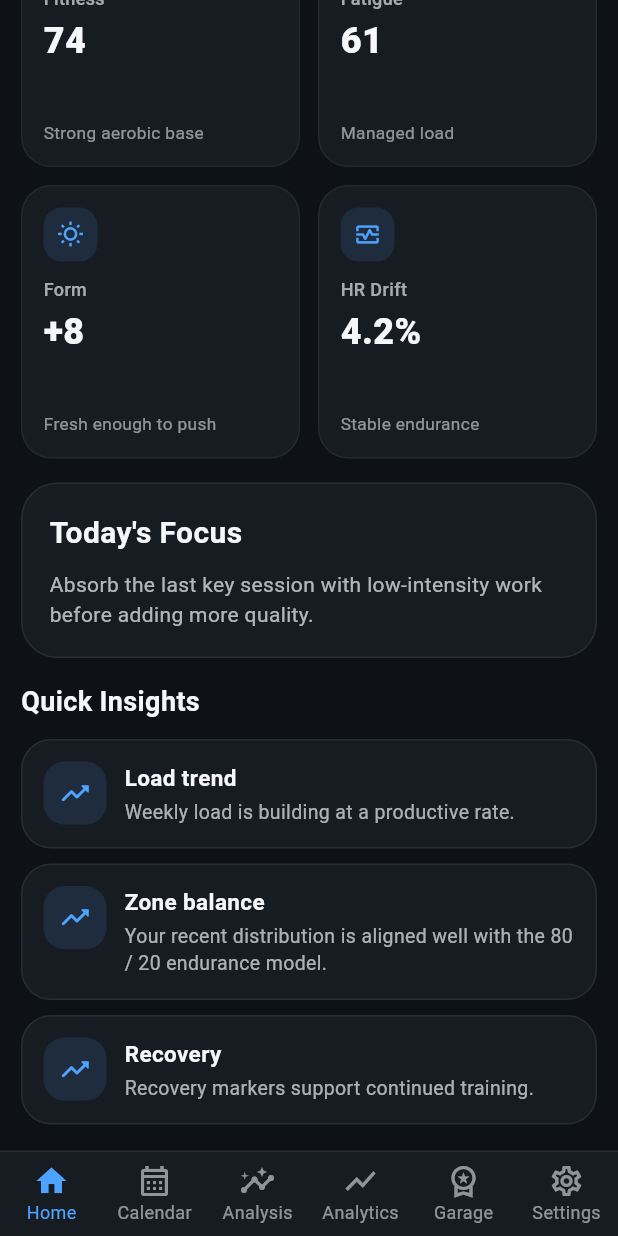
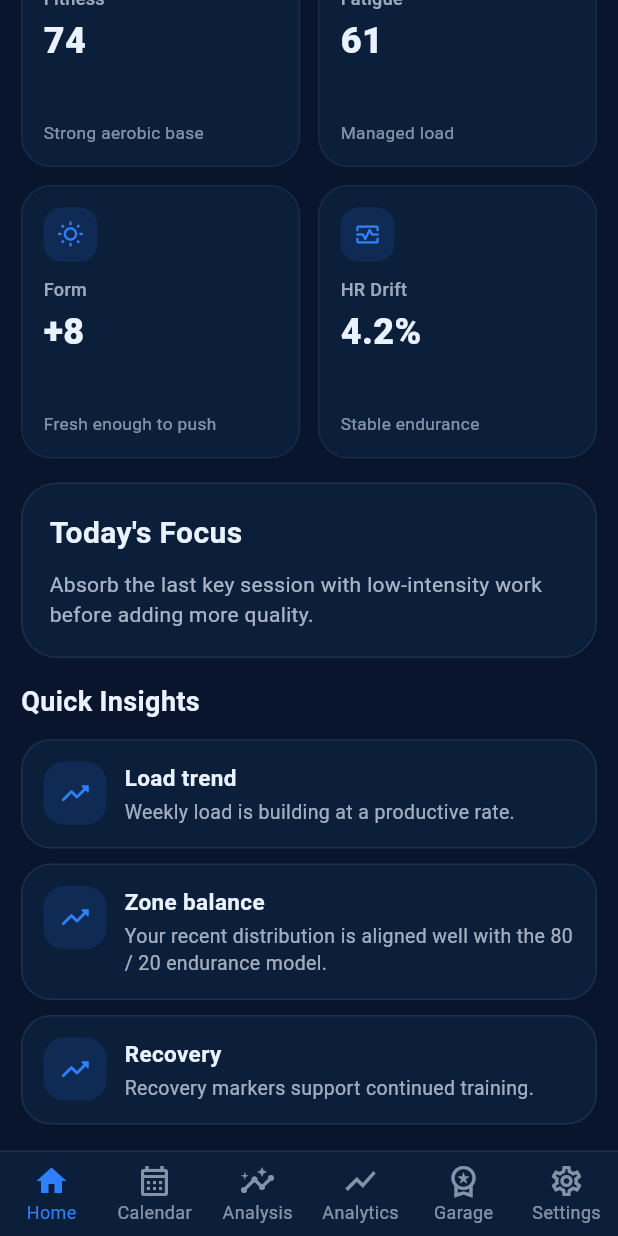
Before and after one commit to AidNel/Blura-App, a Flutter app: the screen it shows after launch, scrolled down 576 dp, on a phone screen of 412 x 824 dp. Run offline on Flutter 3.47's test engine with Material 3 defaults, Android fonts, the phone set to English and light mode, and no system bars.

Commit message:
Update AppTheme with Blura color system

```diff
--- a/lib/theme/app_theme.dart
+++ b/lib/theme/app_theme.dart
@@ -2,6 +2,18 @@ import 'package:flutter/material.dart';
 
 class AppTheme {
   static bool _isDark = true;
+
+  // Blura color system
+  static const Color bluePrimary = Color(0xFF2F80FF);
+  static const Color cyanAccent = Color(0xFF00E0FF);
+  static const Color greenPrimary = Color(0xFF22C55E);
+  static const Color greenAccent = Color(0xFF86EFAC);
+  static const Color redPrimary = Color(0xFFEF4444);
+  static const Color redAccent = Color(0xFFFCA5A5);
+  static const Color backgroundDark = Color(0xFF08152D);
+  static const Color backgroundNavy = Color(0xFF0B1F3B);
+  static const Color textPrimaryDark = Color(0xFFEAF2FF);
+  static const Color textSecondaryDark = Color(0xFF9FB3D1);
 
   static void setThemeMode(
     ThemeMode mode, {
@@ -22,27 +34,27 @@ class AppTheme {
 
   static bool get isDark => _isDark;
 
-  static Color get accent => const Color(0xFF4DA3FF);
+  static Color get accent => bluePrimary;
 
   static Color get background =>
-      _isDark ? const Color(0xFF0E1116) : const Color(0xFFF5F7FB);
+      _isDark ? backgroundDark : const Color(0xFFF5F7FB);
 
   static Color get card =>
-      _isDark ? const Color(0xFF171B22) : const Color(0xFFFFFFFF);
+      _isDark ? backgroundNavy : const Color(0xFFFFFFFF);
 
   static Color get textPrimary =>
-      _isDark ? const Color(0xFFF5F7FA) : const Color(0xFF111827);
+      _isDark ? textPrimaryDark : const Color(0xFF111827);
 
   static Color get textSecondary =>
-      _isDark ? const Color(0xFF9AA4B2) : const Color(0xFF6B7280);
+      _isDark ? textSecondaryDark : const Color(0xFF6B7280);
 
   static ThemeData get lightTheme {
     return ThemeData(
       brightness: Brightness.light,
       scaffoldBackgroundColor: const Color(0xFFF5F7FB),
       colorScheme: const ColorScheme.light(
-        primary: Color(0xFF4DA3FF),
-        secondary: Color(0xFF4DA3FF),
+        primary: bluePrimary,
+        secondary: cyanAccent,
         surface: Color(0xFFFFFFFF),
       ),
       useMaterial3: true,
@@ -61,14 +73,14 @@ class AppTheme {
       ),
       bottomNavigationBarTheme: const BottomNavigationBarThemeData(
         backgroundColor: Color(0xFFFFFFFF),
-        selectedItemColor: Color(0xFF4DA3FF),
+        selectedItemColor: bluePrimary,
         unselectedItemColor: Color(0xFF6B7280),
         type: BottomNavigationBarType.fixed,
       ),
       switchTheme: SwitchThemeData(
         thumbColor: WidgetStateProperty.resolveWith(
           (states) => states.contains(WidgetState.selected)
-              ? const Color(0xFF4DA3FF)
+              ? bluePrimary
               : const Color(0xFFE5E7EB),
         ),
       ),
@@ -78,37 +90,37 @@ class AppTheme {
   static ThemeData get darkTheme {
     return ThemeData(
       brightness: Brightness.dark,
-      scaffoldBackgroundColor: const Color(0xFF0E1116),
+      scaffoldBackgroundColor: backgroundDark,
       colorScheme: const ColorScheme.dark(
-        primary: Color(0xFF4DA3FF),
-        secondary: Color(0xFF4DA3FF),
-        surface: Color(0xFF171B22),
+        primary: bluePrimary,
+        secondary: cyanAccent,
+        surface: backgroundNavy,
       ),
       useMaterial3: true,
       fontFamily: 'Roboto',
       appBarTheme: const AppBarTheme(
-        backgroundColor: Color(0xFF0E1116),
-        foregroundColor: Color(0xFFF5F7FA),
+        backgroundColor: backgroundDark,
+        foregroundColor: textPrimaryDark,
         elevation: 0,
       ),
-      cardColor: const Color(0xFF171B22),
-      dividerColor: Color(0x33F5F7FA),
+      cardColor: backgroundNavy,
+      dividerColor: Color(0x33EAF2FF),
       textTheme: const TextTheme(
-        bodyLarge: TextStyle(color: Color(0xFFF5F7FA)),
-        bodyMedium: TextStyle(color: Color(0xFFF5F7FA)),
-        titleLarge: TextStyle(color: Color(0xFFF5F7FA)),
+        bodyLarge: TextStyle(color: textPrimaryDark),
+        bodyMedium: TextStyle(color: textPrimaryDark),
+        titleLarge: TextStyle(color: textPrimaryDark),
       ),
       bottomNavigationBarTheme: const BottomNavigationBarThemeData(
-        backgroundColor: Color(0xFF171B22),
-        selectedItemColor: Color(0xFF4DA3FF),
-        unselectedItemColor: Color(0xFF9AA4B2),
+        backgroundColor: backgroundNavy,
+        selectedItemColor: bluePrimary,
+        unselectedItemColor: textSecondaryDark,
         type: BottomNavigationBarType.fixed,
       ),
       switchTheme: SwitchThemeData(
         thumbColor: WidgetStateProperty.resolveWith(
           (states) => states.contains(WidgetState.selected)
-              ? const Color(0xFF4DA3FF)
-              : const Color(0xFF374151),
+              ? cyanAccent
+              : textSecondaryDark,
         ),
       ),
     );
```
